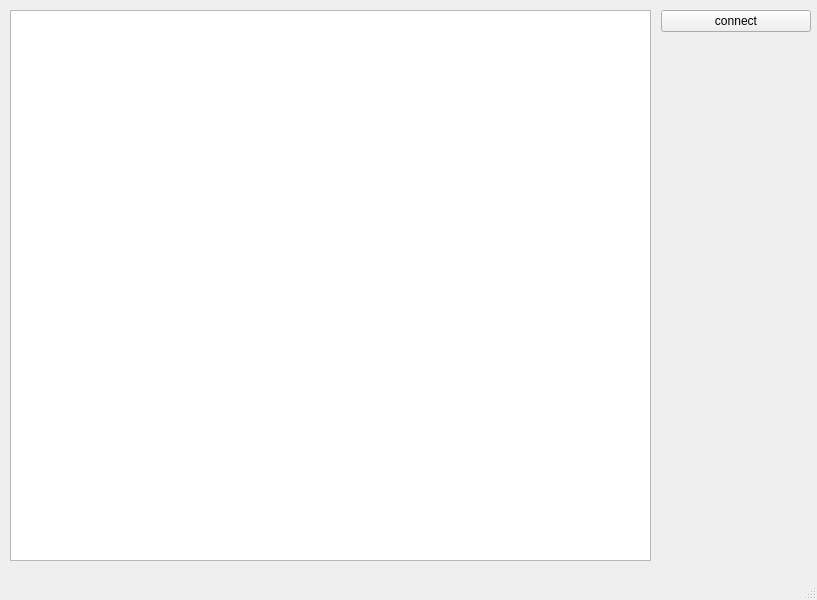
Taifin/ChitChat, file client/main_window.ui: the form before one commit.
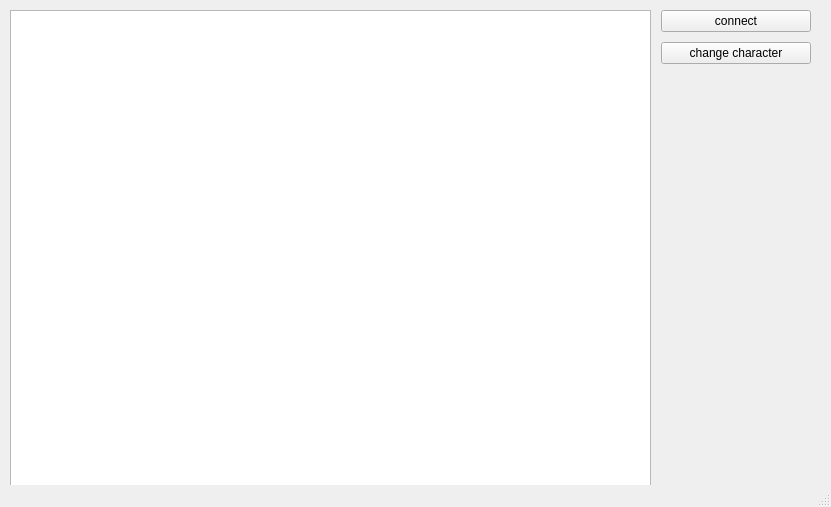
The form after the commit.

```diff
--- a/client/main_window.ui
+++ b/client/main_window.ui
@@ -6,8 +6,8 @@
    <rect>
     <x>0</x>
     <y>0</y>
-    <width>817</width>
-    <height>600</height>
+    <width>831</width>
+    <height>507</height>
    </rect>
   </property>
   <property name="windowTitle">
@@ -73,12 +73,25 @@
         </widget>
        </item>
        <item>
-        <widget class="QLabel" name="label">
+        <widget class="QPushButton" name="change_avatar_button">
          <property name="text">
-          <string/>
+          <string>change character</string>
          </property>
         </widget>
        </item>
+       <item>
+        <spacer name="verticalSpacer">
+         <property name="orientation">
+          <enum>Qt::Vertical</enum>
+         </property>
+         <property name="sizeHint" stdset="0">
+          <size>
+           <width>20</width>
+           <height>40</height>
+          </size>
+         </property>
+        </spacer>
+       </item>
       </layout>
      </item>
     </layout>
```
Left out of the diff: 2 changed lines with no effect on the pictures.
